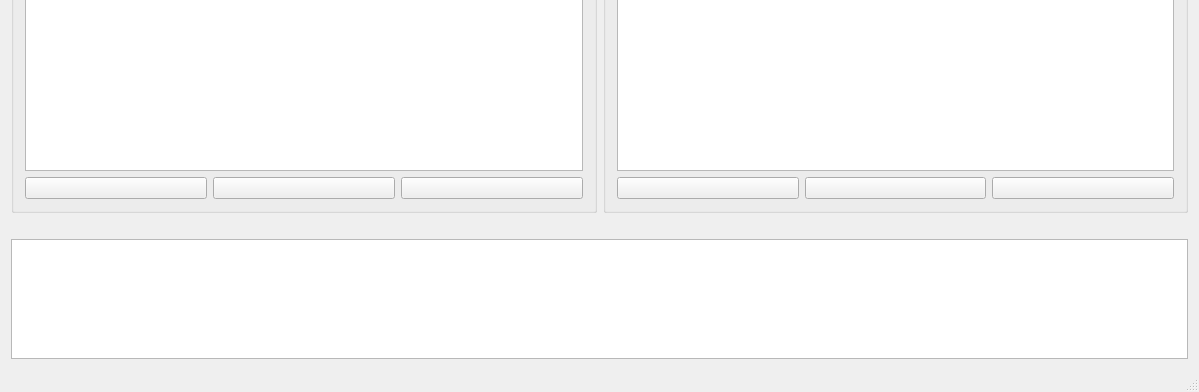
Before: the Qt Designer form mainwindow.ui in stereomatchingkiss/similar_vision, drawn with Qt 5; both pictures show x 0 to 1199 and y 301 to 693 of the 1199 by 693 pixel window.
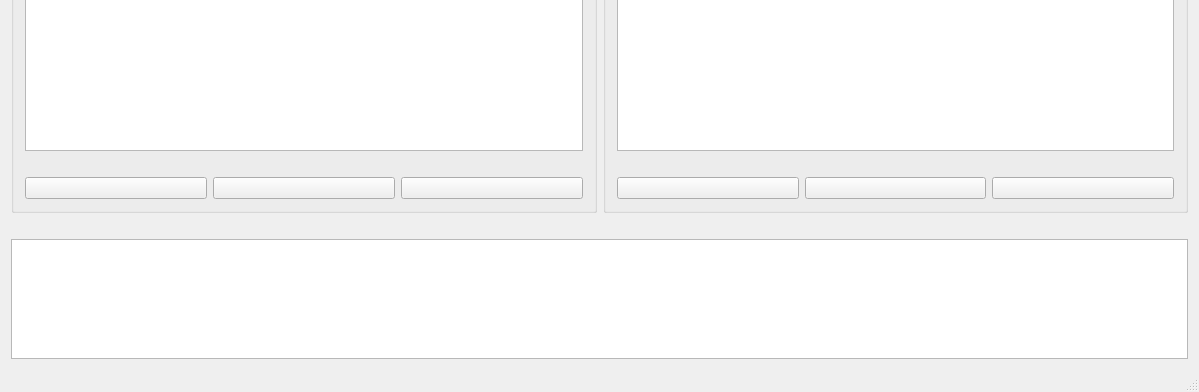
After: the same form once the commit is applied. Icons and pictures are not drawn. Custom widgets are drawn as their Qt base class.

Commit message: show the info of image

Patch:
```diff
--- a/mainwindow.ui
+++ b/mainwindow.ui
@@ -185,6 +185,22 @@
              </property>
             </widget>
            </item>
+           <item>
+            <widget class="QLabel" name="lb_left_pic">
+             <property name="sizePolicy">
+              <sizepolicy hsizetype="Preferred" vsizetype="Maximum">
+               <horstretch>0</horstretch>
+               <verstretch>0</verstretch>
+              </sizepolicy>
+             </property>
+             <property name="text">
+              <string/>
+             </property>
+             <property name="alignment">
+              <set>Qt::AlignCenter</set>
+             </property>
+            </widget>
+           </item>
            <item>
             <layout class="QHBoxLayout" name="horizontalLayout_2">
              <item>
@@ -258,6 +274,22 @@
            </property>
           </widget>
          </item>
+         <item>
+          <widget class="QLabel" name="lb_right_pic">
+           <property name="sizePolicy">
+            <sizepolicy hsizetype="Preferred" vsizetype="Maximum">
+             <horstretch>0</horstretch>
+             <verstretch>0</verstretch>
+            </sizepolicy>
+           </property>
+           <property name="text">
+            <string/>
+           </property>
+           <property name="alignment">
+            <set>Qt::AlignCenter</set>
+           </property>
+          </widget>
+         </item>
          <item>
           <layout class="QHBoxLayout" name="horizontalLayout_3">
            <item>
```
The commit also changes 1 other file.
